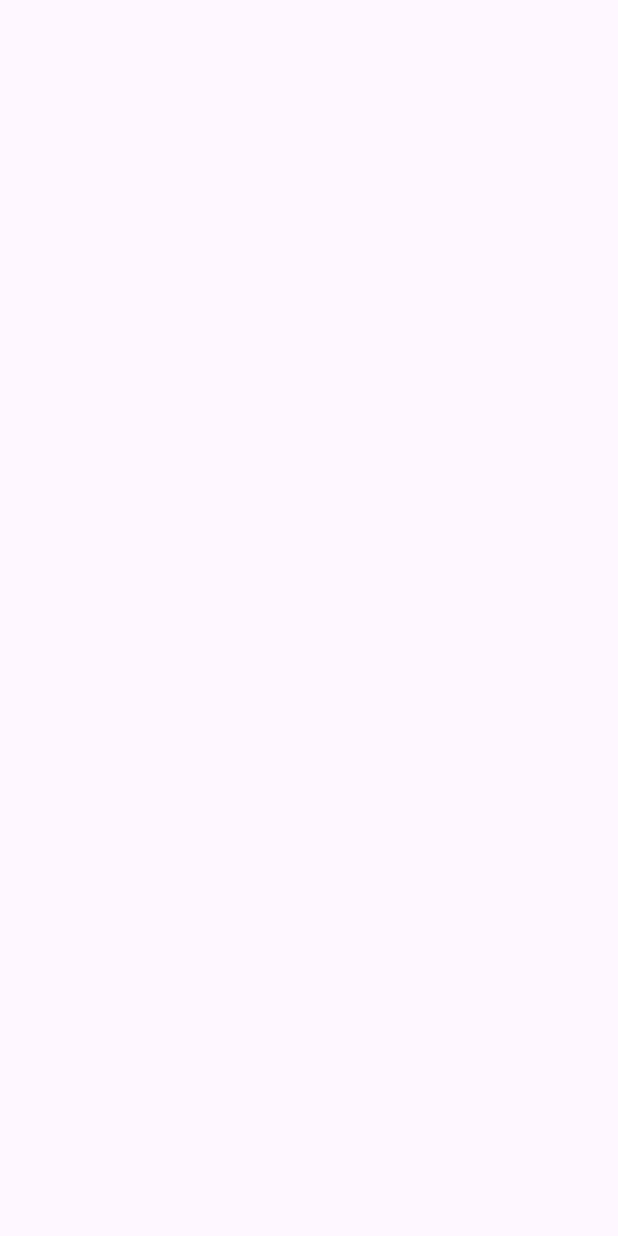
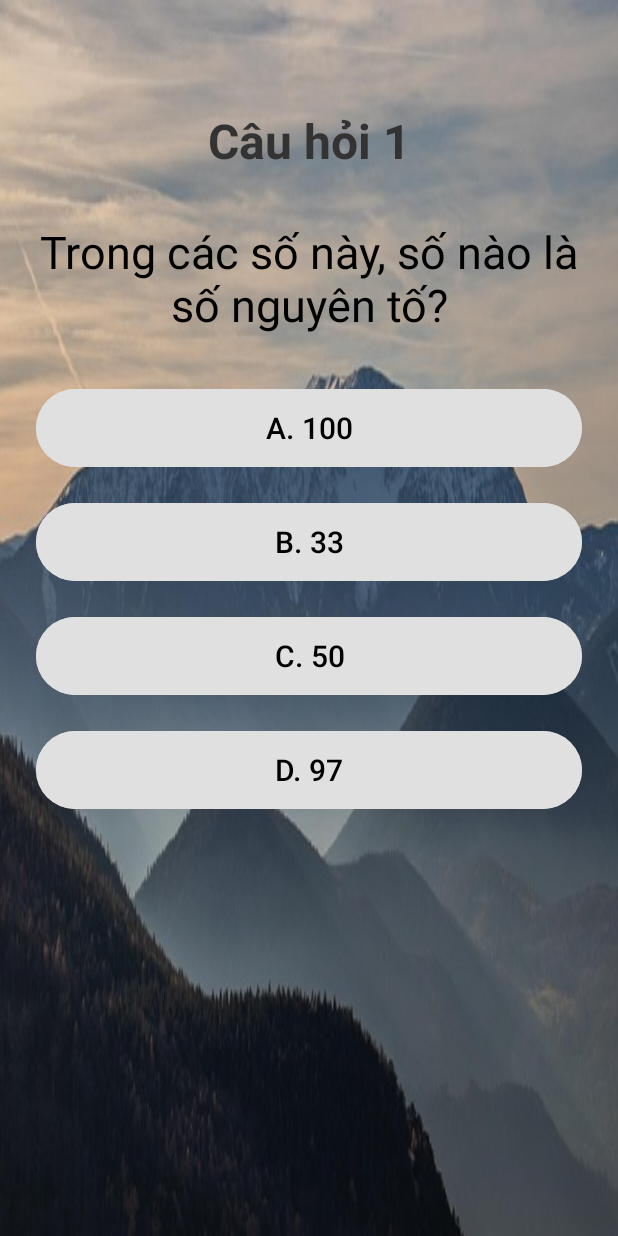
Before and after one commit to H23sk1spkt/btvn_Tuan2, an Android app: the QAPage screen opened directly, with no data from a screen before it, on a phone screen of 412 x 824 dp. Before the commit the screen is empty. Run offline under Robolectric (Android 15) with nearby library versions, the phone set to English and light mode, and no system bars; 1 statement that could not run was skipped.

Commit message:
Create a QA interface Page

```diff
--- a/app/src/main/res/layout/activity_qapage.xml
+++ b/app/src/main/res/layout/activity_qapage.xml
@@ -1,10 +1,98 @@
 <?xml version="1.0" encoding="utf-8"?>
-<androidx.constraintlayout.widget.ConstraintLayout xmlns:android="http://schemas.android.com/apk/res/android"
+<androidx.constraintlayout.widget.ConstraintLayout
+    xmlns:android="http://schemas.android.com/apk/res/android"
     xmlns:app="http://schemas.android.com/apk/res-auto"
-    xmlns:tools="http://schemas.android.com/tools"
-    android:id="@+id/main"
     android:layout_width="match_parent"
     android:layout_height="match_parent"
-    tools:context=".QAPage">
+    android:padding="24dp"
+    android:background="@drawable/nature">
+
+    <!-- Tiêu đề -->
+    <TextView
+        android:id="@+id/tvQuestionTitle"
+        android:layout_width="wrap_content"
+        android:layout_height="wrap_content"
+        android:text="Câu hỏi 1"
+        android:textSize="32sp"
+        android:textStyle="bold"
+        android:textColor="#333333"
+        app:layout_constraintTop_toTopOf="parent"
+        app:layout_constraintStart_toStartOf="parent"
+        app:layout_constraintEnd_toEndOf="parent"
+        android:layout_marginTop="48dp" />
+
+    <!-- Nội dung câu hỏi -->
+    <TextView
+        android:id="@+id/tvQuestion"
+        android:layout_width="0dp"
+        android:layout_height="wrap_content"
+        android:text="Trong các số này, số nào là số nguyên tố?"
+        android:textSize="30sp"
+        android:textColor="#000000"
+        android:textAlignment="center"
+        app:layout_constraintTop_toBottomOf="@id/tvQuestionTitle"
+        app:layout_constraintStart_toStartOf="parent"
+        app:layout_constraintEnd_toEndOf="parent"
+        android:layout_marginTop="32dp" />
+
+    <!-- Đáp án A -->
+    <Button
+        android:id="@+id/btnA"
+        android:layout_width="0dp"
+        android:layout_height="60dp"
+        android:text="A. 100"
+        android:textSize="20sp"
+        android:textAllCaps="false"
+        android:backgroundTint="#E0E0E0"
+        android:textColor="#000000"
+        app:layout_constraintTop_toBottomOf="@id/tvQuestion"
+        app:layout_constraintStart_toStartOf="parent"
+        app:layout_constraintEnd_toEndOf="parent"
+        android:layout_marginTop="32dp" />
+
+    <!-- Đáp án B -->
+    <Button
+        android:id="@+id/btnB"
+        android:layout_width="0dp"
+        android:layout_height="60dp"
+        android:text="B. 33"
+        android:textSize="20sp"
+        android:textAllCaps="false"
+        android:backgroundTint="#E0E0E0"
+        android:textColor="#000000"
+        app:layout_constraintTop_toBottomOf="@id/btnA"
+        app:layout_constraintStart_toStartOf="parent"
+        app:layout_constraintEnd_toEndOf="parent"
+        android:layout_marginTop="16dp" />
+
+    <!-- Đáp án C -->
+    <Button
+        android:id="@+id/btnC"
+        android:layout_width="0dp"
+        android:layout_height="60dp"
+        android:text="C. 50"
+        android:textSize="20sp"
+        android:textAllCaps="false"
+        android:backgroundTint="#E0E0E0"
+        android:textColor="#000000"
+        app:layout_constraintTop_toBottomOf="@id/btnB"
+        app:layout_constraintStart_toStartOf="parent"
+        app:layout_constraintEnd_toEndOf="parent"
+        android:layout_marginTop="16dp" />
+
+    <!-- Đáp án D -->
+    <Button
+        android:id="@+id/btnD"
+        android:layout_width="0dp"
+        android:layout_height="60dp"
+        android:text="D. 97"
+        android:textSize="20sp"
+        android:textAllCaps="false"
+        android:backgroundTint="#E0E0E0"
+        android:textColor="#000000"
+        app:layout_constraintTop_toBottomOf="@id/btnC"
+        app:layout_constraintStart_toStartOf="parent"
+        app:layout_constraintEnd_toEndOf="parent"
+        android:layout_marginTop="16dp" />
 
 </androidx.constraintlayout.widget.ConstraintLayout>
```
Also changed, not shown: app/src/main/res/drawable/nature.jpg (added).
